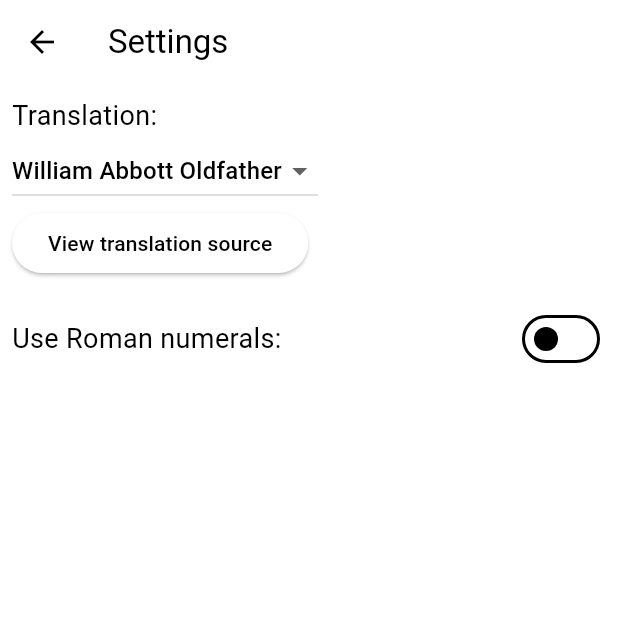
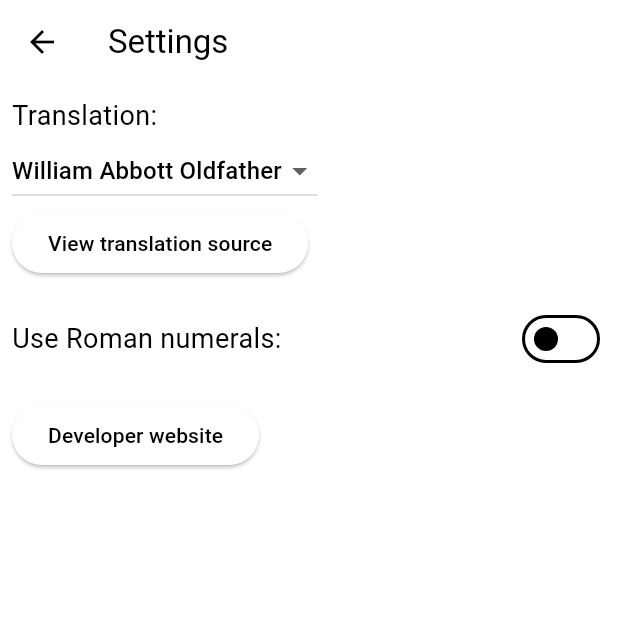
Before and after one commit to Coedice/enchiridion, a Flutter app: the SettingsPage screen opened directly, on a phone screen of 412 x 824 dp, the top half of it. Run offline on Flutter 3.47's test engine with Material 3 defaults, Android fonts, the phone set to English and light mode, and no system bars; our stand-ins replace auto_size_text, shared_preferences, yaml; accounts and stored records are empty.

Commit message:
Add button to dev website

```diff
--- a/lib/settings_page.dart
+++ b/lib/settings_page.dart
@@ -102,6 +102,11 @@ class SettingsPageState extends State<SettingsPage> {
                 ),
               ],
             ),
+            const SizedBox(height: 16),
+            ElevatedButton(
+              child: const Text('Developer website'),
+              onPressed: () => _launchURL("https://gavindou.ch"),
+            ),
           ],
         ),
       ),
```
